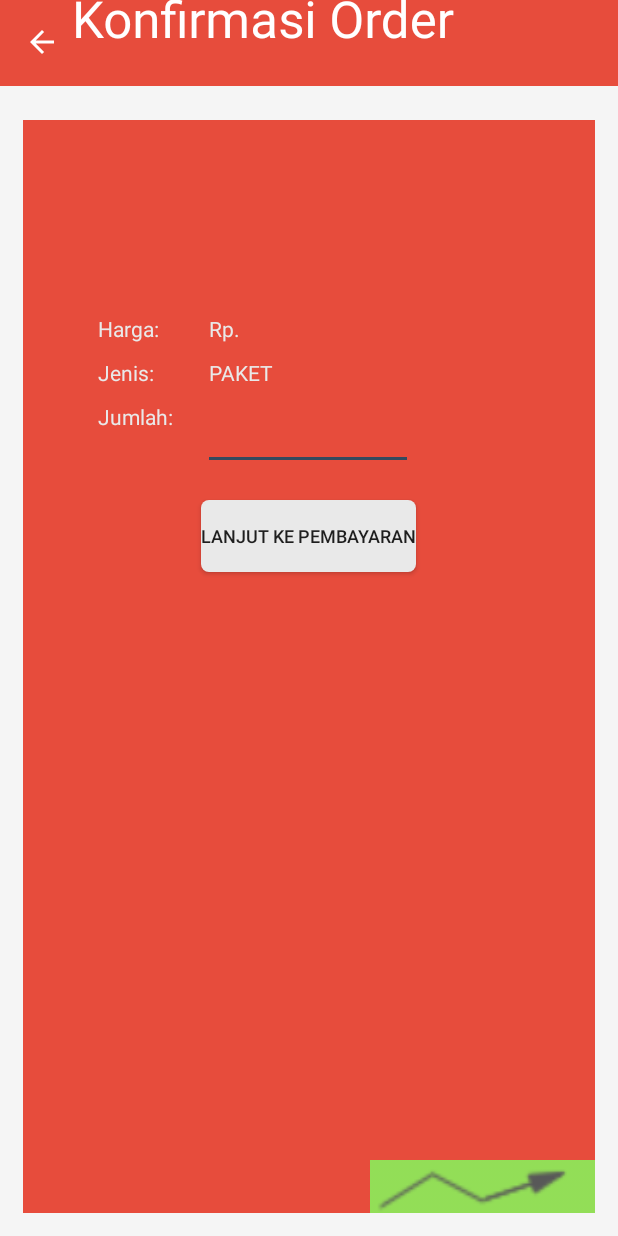
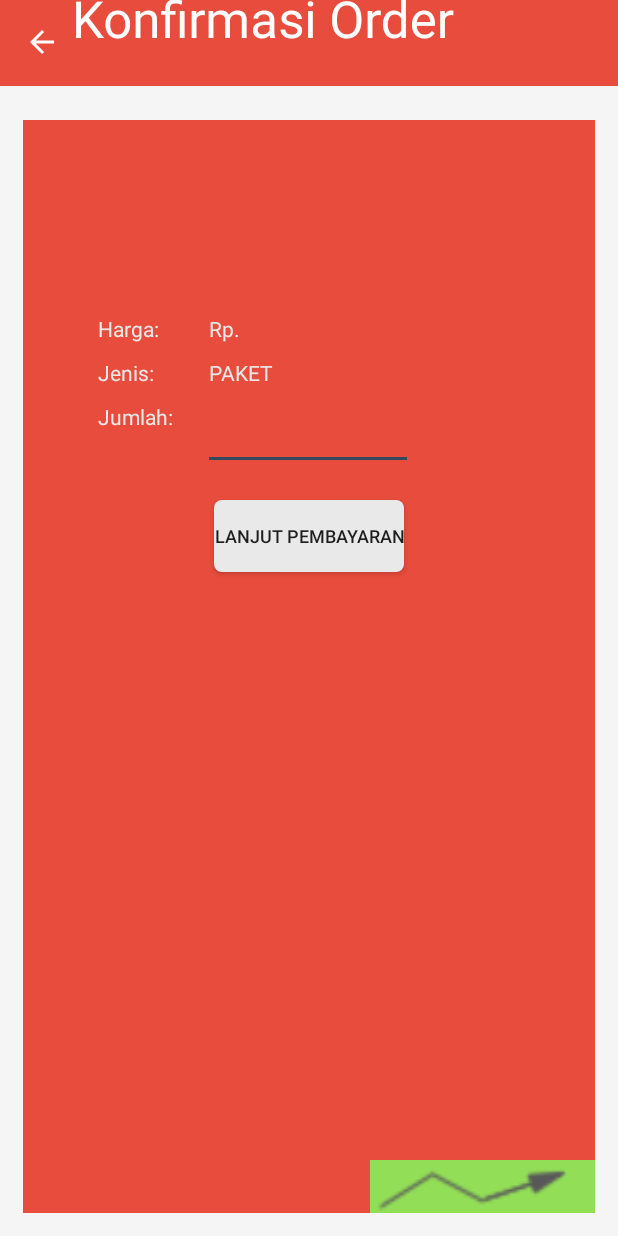
Before and after one commit to whegreen/limakilo, an Android app: the ConfirmOrderActivity screen opened directly, with no data from a screen before it, on a phone screen of 412 x 824 dp. Run offline under Robolectric (Android 15) with nearby library versions, the phone set to English and light mode, and no system bars; libraries missing offline, so code that uses them is left out: retrofit.client.

Commit message:
rafactor little bit

```diff
--- a/app/src/main/res/layout/activity_confirm_order.xml
+++ b/app/src/main/res/layout/activity_confirm_order.xml
@@ -167,7 +167,7 @@
                 android:layout_height="wrap_content"
                 android:layout_gravity="center_horizontal"
                 android:background="@drawable/rounded_white"
-                android:text="Lanjut ke pembayaran"
+                android:text="Lanjut Pembayaran"
                 android:textSize="12sp" />
 
             <RelativeLayout
```
